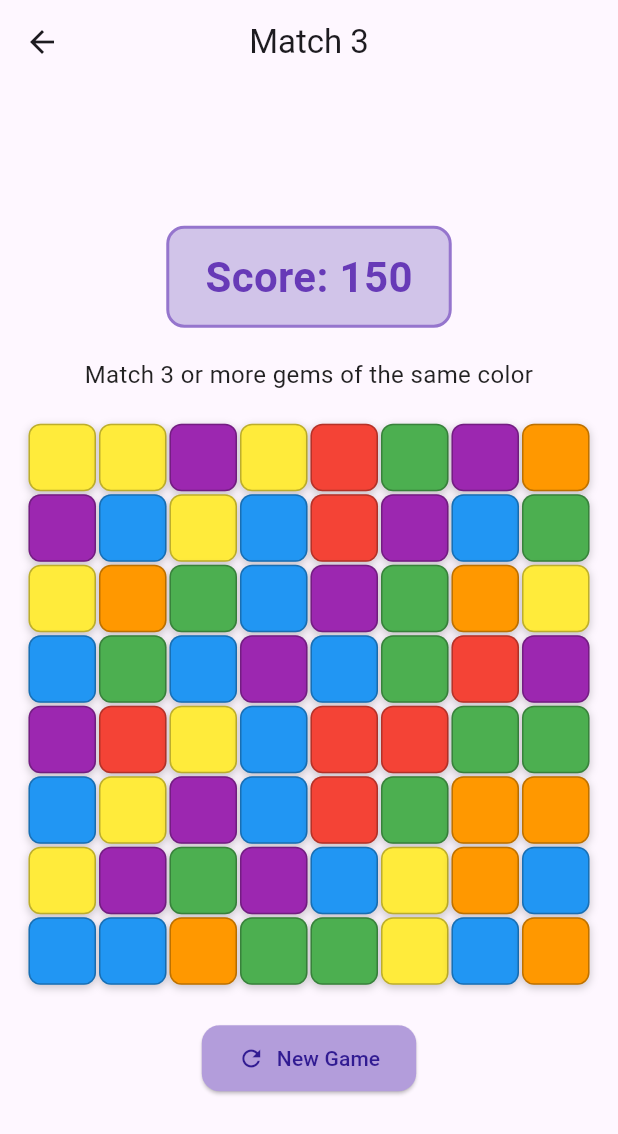
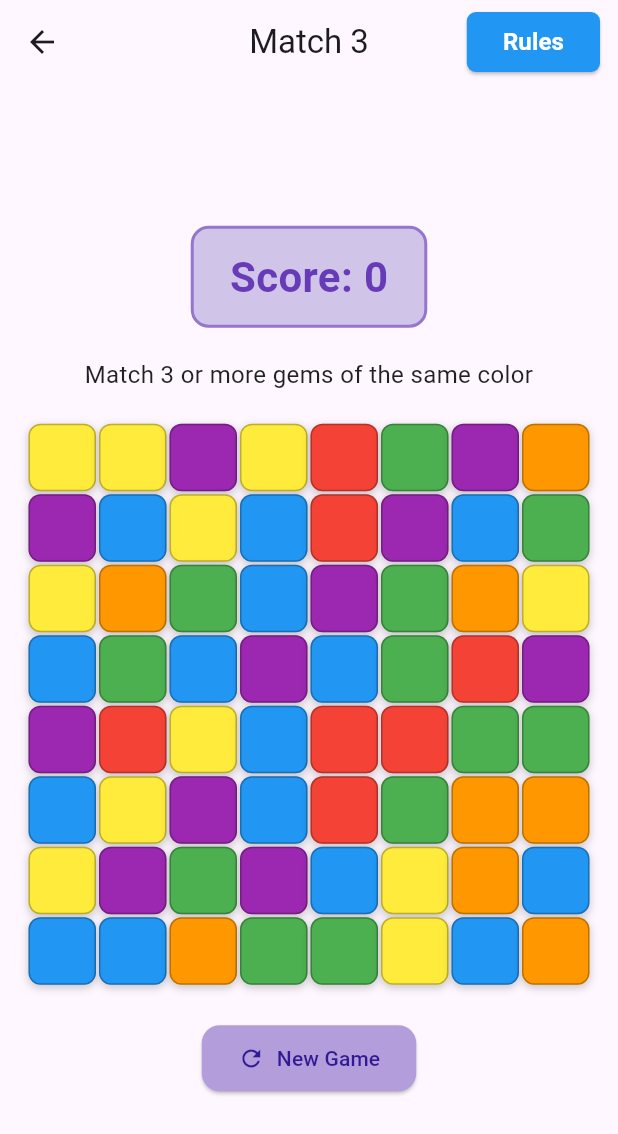
Before and after one commit to HungvNguyenn/cs4750_final_project, a Flutter app: the screen it shows after launch, after a tap on "Match 3", on a phone screen of 412 x 824 dp. Shown: the top 1134 px of the screen. Run offline on Flutter 3.47's test engine with Material 3 defaults, Android fonts, the light colour scheme and no system bars.

Commit message:
Add rules and clear selected button for sudoku

```diff
--- a/lib/match3/match3_controller.dart
+++ b/lib/match3/match3_controller.dart
@@ -27,6 +27,8 @@ class Match3Controller extends ChangeNotifier {
   int? selectedRow;
   int? selectedCol;
 
+  bool _isInitializing = false;
+
   final Random _random = Random();
 
   Match3Controller() {
@@ -34,6 +36,9 @@ class Match3Controller extends ChangeNotifier {
   }
 
   void _initializeGrid() {
+    _isInitializing = true;
+    score = 0;
+
     grid = List.generate(
       rows,
           (row) => List.generate(
@@ -49,6 +54,7 @@ class Match3Controller extends ChangeNotifier {
       _fillEmptySpaces();
     }
 
+    _isInitializing = false;
     notifyListeners();
   }
 
@@ -198,7 +204,9 @@ class Match3Controller extends ChangeNotifier {
       }
     }
 
-    score += gemsRemoved * 10;
+    if (!_isInitializing) {
+      score += gemsRemoved * 10;
+    }
     notifyListeners();
   }
 
@@ -232,7 +240,6 @@ class Match3Controller extends ChangeNotifier {
   }
 
   void resetGame() {
-    score = 0;
     selectedRow = null;
     selectedCol = null;
     _initializeGrid();
--- a/lib/match3/match3_page.dart
+++ b/lib/match3/match3_page.dart
@@ -2,6 +2,7 @@
 import 'package:flutter/material.dart';
 import 'match3_controller.dart';
 import 'match3_board.dart';
+import 'package:puzzle_game/rules_dialog.dart';
 
 class Match3Page extends StatefulWidget {
   const Match3Page({super.key});
@@ -41,6 +42,38 @@ class _Match3PageState extends State<Match3Page> {
       appBar: AppBar(
         title: const Text('Match 3'),
         centerTitle: true,
+        actions: [
+          Padding(
+            padding: const EdgeInsets.only(right: 12), // space from right edge
+            child: ElevatedButton(
+              style: ElevatedButton.styleFrom(
+                shape: RoundedRectangleBorder(
+                  borderRadius: BorderRadius.circular(6),
+                ),
+                backgroundColor: Colors.blue,
+                foregroundColor: Colors.white,
+              ),
+              onPressed: () {
+                RuleDialog.show(
+                    context,
+                    title: "How to Play",
+                    rules:
+                    "• Match 3 or more gems of the same color to .\n"
+                    "• Swap any two adjacent gems by selecting a gem and then an adjacent gem.\n"
+                    "• Each gem removed gives 10 points"
+                    "• Score as high as possible and have fun"
+                );
+              },
+              child: const Text(
+                "Rules",
+                style: TextStyle(
+                  fontSize: 16,
+                  fontWeight: FontWeight.bold,
+                ),
+              ),
+            ),
+          ),
+        ],
       ),
       body: Center(
         child: SingleChildScrollView(
--- /dev/null
+++ b/lib/rules_dialog.dart
@@ -0,0 +1,30 @@
+import 'package:flutter/material.dart';
+
+class RuleDialog {
+  static void show(
+      BuildContext context, {
+        required String title,
+        required String rules,
+  }) {
+    showDialog(
+        context: context,
+        builder: (_) => AlertDialog(
+          title: Text(title),
+          content: SizedBox(
+            child: Text(
+                rules,
+                style: const TextStyle(
+                  fontSize: 17,
+                ),
+              ),
+            ),
+          actions: [
+            TextButton(
+              onPressed: () => Navigator.pop(context),
+              child: const Text("OK"),
+            )
+          ],
+        ),
+    );
+  }
+}
```
Also changed, not shown: lib/grid_puzzle/grid_puzzle_page.dart (+34 -0 lines), lib/sudoku/sudoku_controller.dart (+9 -0 lines), lib/sudoku/sudoku_game_page.dart (+38 -1 lines), lib/sudoku/sudoku_number_pad.dart (+23 -3 lines), lib/word_search/word_search_page.dart (+40 -5 lines).
